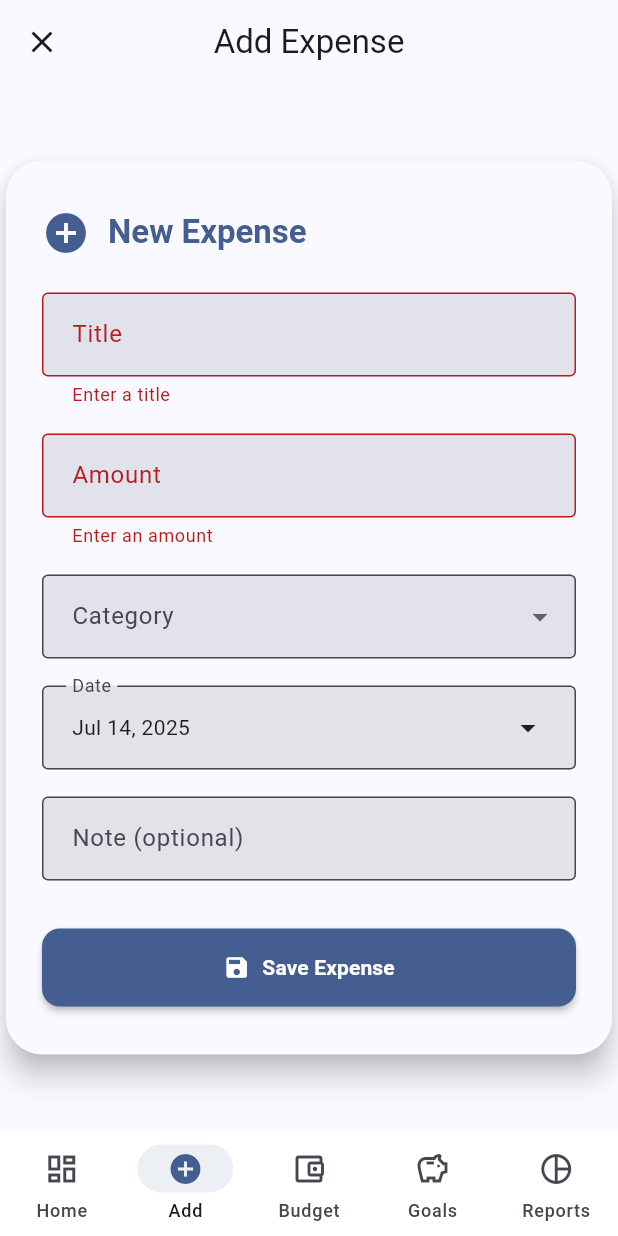
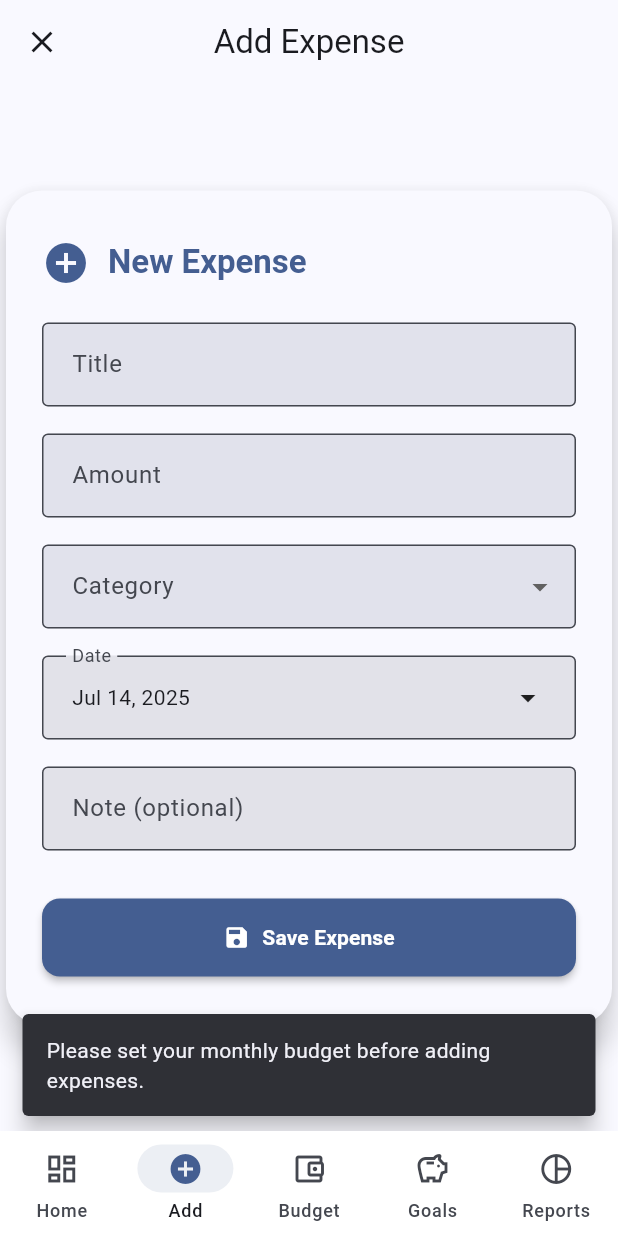
Before and after one commit to ishimwejeanluc/StuBudget, a Flutter app: the screen it shows after launch, item 2 of the bottom bar chosen, after a tap on "Save Expense", on a phone screen of 412 x 824 dp. Run offline on Flutter 3.47's test engine with Material 3 defaults, Android fonts, the phone set to English and light mode, and no system bars; our stand-ins replace fl_chart, flutter_local_notifications, flutter_riverpod, sqflite; accounts and stored records are empty.

Commit message:
adding screenshots

```diff
--- a/lib/views/add_expense_screen.dart
+++ b/lib/views/add_expense_screen.dart
@@ -6,6 +6,7 @@ import 'package:intl/intl.dart';
 import '../models/expense.dart';
 import '../providers/expense_provider.dart';
 import '../providers/category_provider.dart';
+import '../providers/budget_provider.dart';
 
 class AddExpenseScreen extends ConsumerStatefulWidget {
   const AddExpenseScreen({super.key});
@@ -44,6 +45,23 @@ class _AddExpenseScreenState extends ConsumerState<AddExpenseScreen> {
   }
 
   Future<void> _saveExpense() async {
+    // Check if budget is set
+    final budgetAsync = ref.read(budgetProvider);
+    final budget = budgetAsync.asData?.value;
+    if (budget == null || budget.monthlyLimit <= 0) {
+      if (mounted) {
+        ScaffoldMessenger.of(context).showSnackBar(
+          const SnackBar(
+            content: Text(
+              'Please set your monthly budget before adding expenses.',
+            ),
+            behavior: SnackBarBehavior.floating,
+          ),
+        );
+      }
+      return;
+    }
+
     if (!_formKey.currentState!.validate() || _selectedCategoryId == null)
       return;
     final categories = ref
--- a/lib/views/reports_screen.dart
+++ b/lib/views/reports_screen.dart
@@ -517,8 +517,50 @@ class SavingRateChart extends StatelessWidget {
         gridData: FlGridData(show: true),
         borderData: FlBorderData(show: true),
         titlesData: FlTitlesData(
-          leftTitles: AxisTitles(sideTitles: SideTitles(showTitles: true)),
-          bottomTitles: AxisTitles(sideTitles: SideTitles(showTitles: false)),
+          leftTitles: AxisTitles(
+            sideTitles: SideTitles(
+              showTitles: true,
+              reservedSize: 36,
+              interval: 2000, // Show every 2K, adjust as needed
+              getTitlesWidget: (value, meta) {
+                if (value == 0)
+                  // ignore: curly_braces_in_flow_control_structures
+                  return const Text('0', style: TextStyle(fontSize: 10));
+                if (value % 2000 == 0) {
+                  return Text(
+                    '${(value ~/ 1000)}K',
+                    style: const TextStyle(fontSize: 10),
+                  );
+                }
+                return const SizedBox.shrink();
+              },
+            ),
+          ),
+          bottomTitles: AxisTitles(
+            sideTitles: SideTitles(
+              showTitles: true,
+              reservedSize: 24,
+              interval:
+                  (savingsOverTime.length / 5)
+                      .ceilToDouble(), // Show 5 labels max
+              getTitlesWidget: (value, meta) {
+                if (value == 1 || value == savingsOverTime.length) {
+                  return Text(
+                    value.toInt().toString(),
+                    style: const TextStyle(fontSize: 10),
+                  );
+                }
+                if (value % ((savingsOverTime.length / 5).ceilToDouble()) ==
+                    0) {
+                  return Text(
+                    value.toInt().toString(),
+                    style: const TextStyle(fontSize: 10),
+                  );
+                }
+                return const SizedBox.shrink();
+              },
+            ),
+          ),
         ),
         lineBarsData: [
           LineChartBarData(
@@ -566,10 +608,31 @@ class TopCategoriesChart extends StatelessWidget {
           );
         }),
         titlesData: FlTitlesData(
-          leftTitles: AxisTitles(sideTitles: SideTitles(showTitles: true)),
+          leftTitles: AxisTitles(
+            sideTitles: SideTitles(
+              showTitles: true,
+              reservedSize: 40,
+              interval: 10000, // Show every 10K, adjust as needed
+              getTitlesWidget: (value, meta) {
+                if (value == 0)
+                  // ignore: curly_braces_in_flow_control_structures
+                  return const Text('0', style: TextStyle(fontSize: 10));
+                if (value % 10000 == 0) {
+                  return Text(
+                    '${(value ~/ 1000)}K',
+                    style: const TextStyle(fontSize: 10),
+                  );
+                }
+                return const SizedBox.shrink();
+              },
+            ),
+          ),
           bottomTitles: AxisTitles(
             sideTitles: SideTitles(
               showTitles: true,
+              reservedSize: 24,
+              interval:
+                  (categories.length / 5).ceilToDouble(), // Show 5 labels max
               getTitlesWidget: (value, meta) {
                 final i = value.toInt();
                 if (i < 0 || i >= categories.length) return Container();
```
Also changed, not shown: screenshoots/WhatsApp Image 2025-07-14 at 20.46.16.jpeg (added), screenshoots/WhatsApp Image 2025-07-14 at 20.46.17.jpeg (added), screenshoots/WhatsApp Image 2025-07-14 at 20.46.20 (1).jpeg (added), screenshoots/WhatsApp Image 2025-07-14 at 20.46.20.jpeg (added), screenshoots/WhatsApp Image 2025-07-14 at 20.46.21 (1).jpeg (added), screenshoots/WhatsApp Image 2025-07-14 at 20.46.21.jpeg (added), 1 other file.
